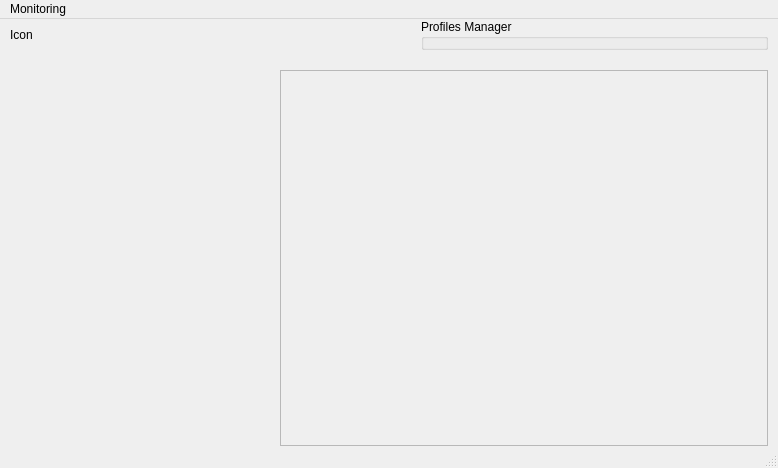
Above: res/MainWindow.ui from Ultrawipf/OpenFFBoard-configurator before the change. Below: the same form after it.
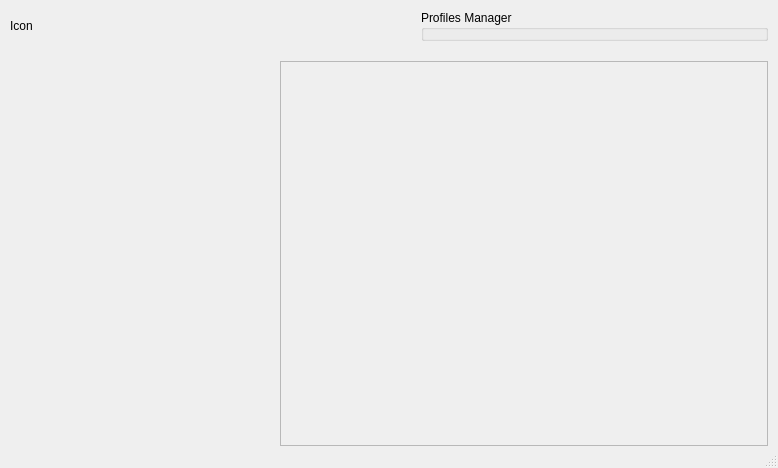
That is the form after the change.

Commit message: feat: integrate the ffb monitoring in the dashboad

```diff
--- a/res/MainWindow.ui
+++ b/res/MainWindow.ui
@@ -25,7 +25,7 @@
      <number>10</number>
     </property>
     <property name="topMargin">
-     <number>0</number>
+     <number>10</number>
     </property>
     <property name="rightMargin">
      <number>10</number>
@@ -138,24 +138,6 @@
     </item>
    </layout>
   </widget>
-  <widget class="QMenuBar" name="menubar">
-   <property name="geometry">
-    <rect>
-     <x>0</x>
-     <y>0</y>
-     <width>778</width>
-     <height>21</height>
-    </rect>
-   </property>
-   <widget class="QMenu" name="menuMonitoring">
-    <property name="title">
-     <string>Monitoring</string>
-    </property>
-    <addaction name="actionEffectsMonitor"/>
-    <addaction name="actionEffects_forces"/>
-   </widget>
-   <addaction name="menuMonitoring"/>
-  </widget>
   <widget class="QStatusBar" name="statusbar"/>
   <action name="actionFFB_Wheel_TMC_wizard">
    <property name="text">
```
Left out of the diff: 16 changed lines with no effect on the pictures. The commit also changes 7 other files.
